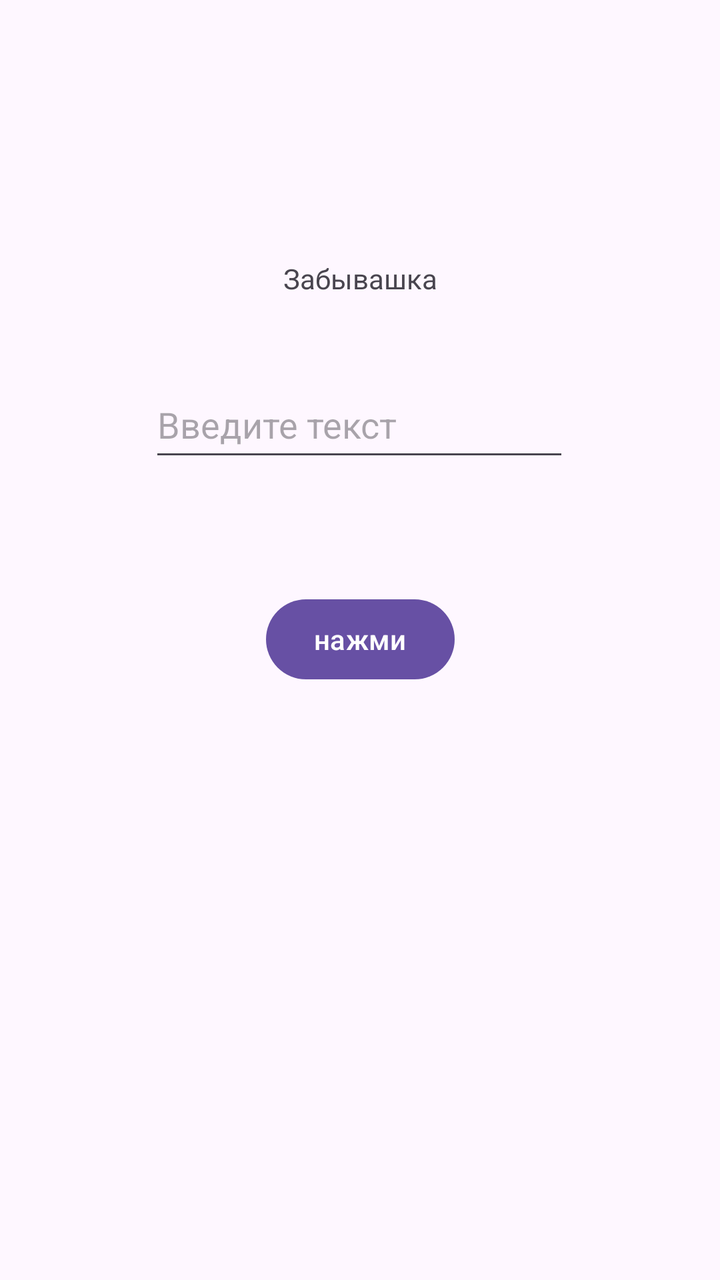
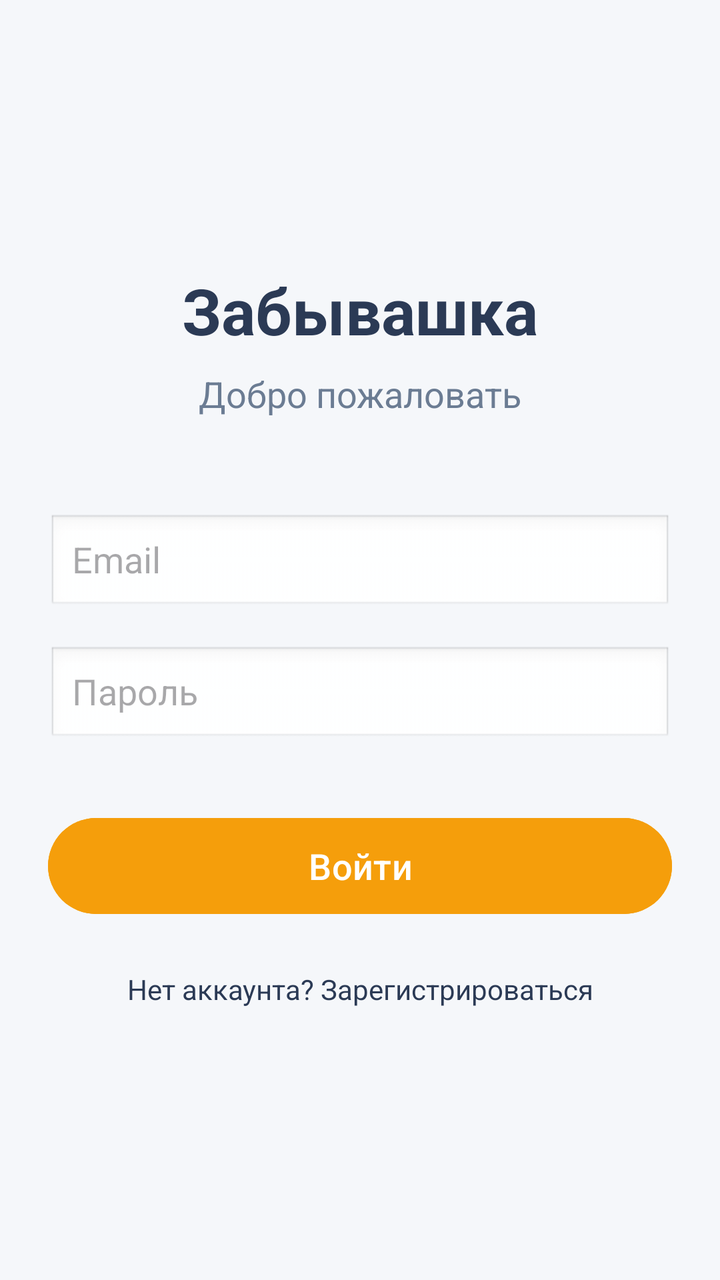

Screens rendered from an Android XML layout before and after an edit, with the pre-edit source and the edit as a unified diff.
<!-- AndroidManifest.xml: application theme Theme.Zabyvashka -->
<!-- res/layout/activity_main.xml -->
<?xml version="1.0" encoding="utf-8"?>
<androidx.constraintlayout.widget.ConstraintLayout xmlns:android="http://schemas.android.com/apk/res/android"
    xmlns:app="http://schemas.android.com/apk/res-auto"
    xmlns:tools="http://schemas.android.com/tools"
    android:id="@+id/main"
    android:layout_width="match_parent"
    android:layout_height="match_parent"
    tools:context=".MainActivity">

    <TextView
        android:id="@+id/main_label"
        android:layout_width="wrap_content"
        android:layout_height="wrap_content"
        android:text="Забывашка"
        app:layout_constraintBottom_toBottomOf="parent"
        app:layout_constraintEnd_toEndOf="parent"
        app:layout_constraintStart_toStartOf="parent"
        app:layout_constraintTop_toTopOf="parent"
        app:layout_constraintVertical_bias="0.209" />

    <EditText
        android:id="@+id/main_edit"
        android:layout_width="wrap_content"
        android:layout_height="50dp"
        android:layout_marginTop="56dp"
        android:ems="10"
        android:hint="Введите текст"
        android:inputType="text"
        app:layout_constraintEnd_toEndOf="parent"
        app:layout_constraintHorizontal_bias="0.497"
        app:layout_constraintStart_toStartOf="parent"
        app:layout_constraintTop_toTopOf="@+id/main_label" />

    <Button
        android:id="@+id/main_button"
        android:layout_width="wrap_content"
        android:layout_height="wrap_content"
        android:layout_marginTop="60dp"
        android:text="нажми"
        app:layout_constraintEnd_toEndOf="parent"
        app:layout_constraintStart_toStartOf="parent"
        app:layout_constraintTop_toBottomOf="@+id/main_edit" />

</androidx.constraintlayout.widget.ConstraintLayout>
<!-- resources referenced by this layout -->
<resources>
  <style name="Theme.Zabyvashka" parent="Base.Theme.Zabyvashka" />
  <style name="Base.Theme.Zabyvashka" parent="Theme.Material3.DayNight.NoActionBar">
          
          
      </style>
</resources>

<!-- the commit's change to res/layout/activity_main.xml (unified diff, before → after) -->
@@ -5,40 +5,92 @@
     android:id="@+id/main"
     android:layout_width="match_parent"
     android:layout_height="match_parent"
+    android:background="#F5F7FA"
+    android:padding="24dp"
     tools:context=".MainActivity">
 
+    
     <TextView
         android:id="@+id/main_label"
         android:layout_width="wrap_content"
         android:layout_height="wrap_content"
         android:text="Забывашка"
+        android:textColor="#2B3A55"
+        android:textSize="32sp"
+        android:textStyle="bold"
         app:layout_constraintBottom_toBottomOf="parent"
         app:layout_constraintEnd_toEndOf="parent"
         app:layout_constraintStart_toStartOf="parent"
         app:layout_constraintTop_toTopOf="parent"
-        app:layout_constraintVertical_bias="0.209" />
+        app:layout_constraintVertical_bias="0.2" />
 
+    
+    <TextView
+        android:id="@+id/subtitle_label"
+        android:layout_width="wrap_content"
+        android:layout_height="wrap_content"
+        android:layout_marginTop="8dp"
+        android:text="Добро пожаловать"
+        android:textColor="#6B7C93"
+        android:textSize="18sp"
+        app:layout_constraintEnd_toEndOf="parent"
+        app:layout_constraintStart_toStartOf="parent"
+        app:layout_constraintTop_toBottomOf="@+id/main_label" />
+
+    
     <EditText
-        android:id="@+id/main_edit"
-        android:layout_width="wrap_content"
+        android:id="@+id/main_edit_email"
+        android:layout_width="match_parent"
         android:layout_height="50dp"
-        android:layout_marginTop="56dp"
-        android:ems="10"
-        android:hint="Введите текст"
-        android:inputType="text"
+        android:layout_marginTop="48dp"
+        android:background="@android:drawable/edit_text"
+        android:hint="Email"
+        android:inputType="textEmailAddress"
+        android:paddingStart="12dp"
+        android:paddingEnd="12dp"
         app:layout_constraintEnd_toEndOf="parent"
-        app:layout_constraintHorizontal_bias="0.497"
         app:layout_constraintStart_toStartOf="parent"
-        app:layout_constraintTop_toTopOf="@+id/main_label" />
+        app:layout_constraintTop_toBottomOf="@+id/subtitle_label" />
 
+    
+    <EditText
+        android:id="@+id/main_edit_password"
+        android:layout_width="match_parent"
+        android:layout_height="50dp"
+        android:layout_marginTop="16dp"
+        android:background="@android:drawable/edit_text"
+        android:hint="Пароль"
+        android:inputType="textPassword"
+        android:paddingStart="12dp"
+        android:paddingEnd="12dp"
+        app:layout_constraintEnd_toEndOf="parent"
+        app:layout_constraintStart_toStartOf="parent"
+        app:layout_constraintTop_toBottomOf="@+id/main_edit_email" />
+
+    
     <Button
         android:id="@+id/main_button"
+        android:layout_width="match_parent"
+        android:layout_height="56dp"
+        android:layout_marginTop="32dp"
+        android:backgroundTint="#F59E0B"
+        android:text="Войти"
+        android:textColor="#FFFFFF"
+        android:textSize="18sp"
+        app:layout_constraintEnd_toEndOf="parent"
+        app:layout_constraintStart_toStartOf="parent"
+        app:layout_constraintTop_toBottomOf="@+id/main_edit_password" />
+
+    
+    <TextView
+        android:id="@+id/register_link"
         android:layout_width="wrap_content"
         android:layout_height="wrap_content"
-        android:layout_marginTop="60dp"
-        android:text="нажми"
+        android:layout_marginTop="24dp"
+        android:text="Нет аккаунта? Зарегистрироваться"
+        android:textColor="#2B3A55"
         app:layout_constraintEnd_toEndOf="parent"
         app:layout_constraintStart_toStartOf="parent"
-        app:layout_constraintTop_toBottomOf="@+id/main_edit" />
+        app:layout_constraintTop_toBottomOf="@+id/main_button" />
 
 </androidx.constraintlayout.widget.ConstraintLayout>
